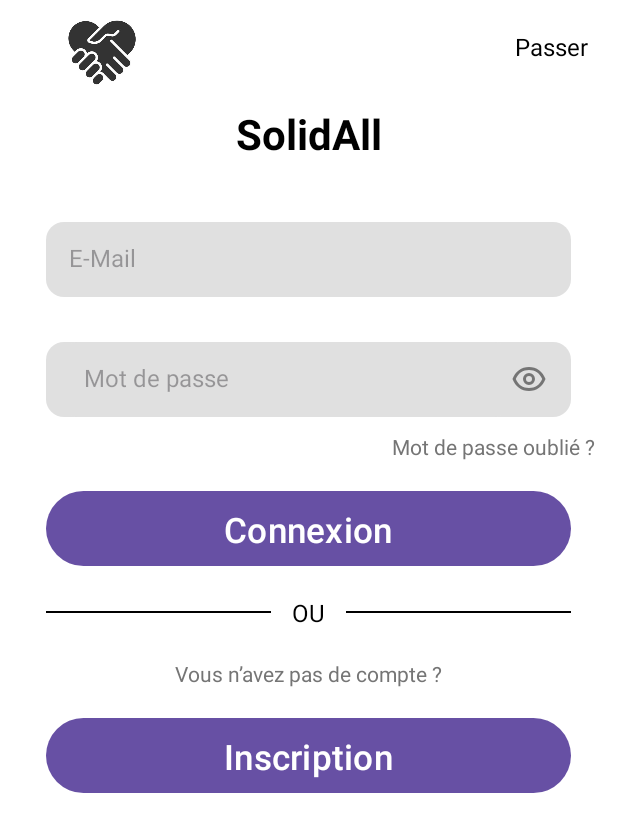
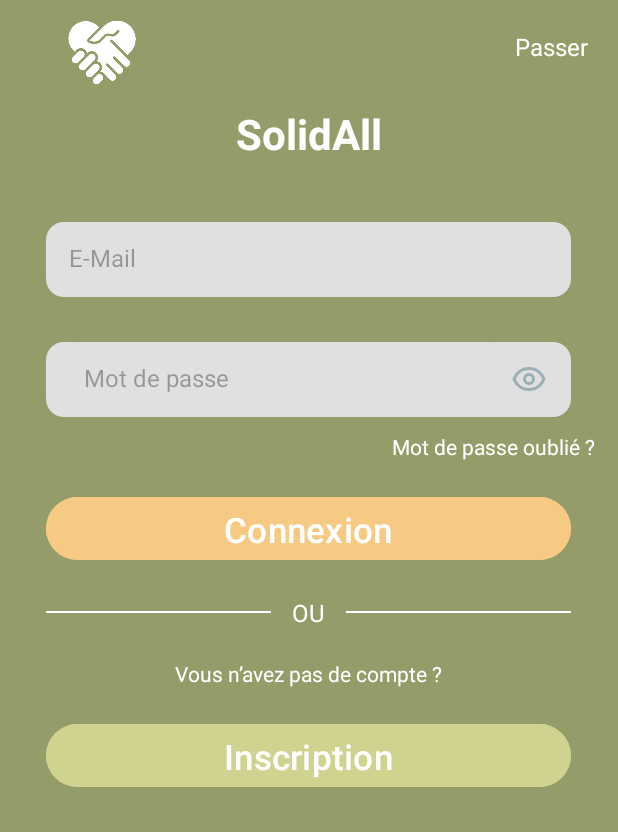
Before and after one commit to RyoKaST/SAEBUT2_S4, an Android app: the ConnexionActivity screen opened directly, with no data from a screen before it, on a phone screen of 412 x 824 dp. Shown: the top 832 px of the screen. Run offline under Robolectric (Android 15) with nearby library versions, the phone set to English and light mode, and no system bars.

Commit message:
Overall esthétique + optimisation en masse des strings maintenant stockés dans les valeurs. Logo maintenant transparent et 2 versions (noir et blanc)

```diff
--- a/app/build.gradle.kts
+++ b/app/build.gradle.kts
@@ -37,6 +37,7 @@ dependencies {
     implementation(libs.material)
     implementation(libs.activity)
     implementation(libs.constraintlayout)
+    implementation(libs.room.common)
     testImplementation(libs.junit)
     androidTestImplementation(libs.ext.junit)
     androidTestImplementation(libs.espresso.core)
--- a/app/src/main/res/layout/activity_acceuil.xml
+++ b/app/src/main/res/layout/activity_acceuil.xml
@@ -5,6 +5,7 @@
     android:id="@+id/main"
     android:layout_width="match_parent"
     android:layout_height="match_parent"
+    android:backgroundTint="@color/Vert3_palette"
     tools:context=".ui.AccueilActivity">
 
 </androidx.constraintlayout.widget.ConstraintLayout>
--- a/app/src/main/res/layout/activity_connexion.xml
+++ b/app/src/main/res/layout/activity_connexion.xml
@@ -7,7 +7,7 @@
     android:layout_height="match_parent"
     android:orientation="vertical"
     android:padding="20dp"
-    android:background="@color/white"
+    android:background="@color/Vert3_palette"
     tools:context=".ui.ConnexionActivity">
 
     <!-- Layout contenant le logo en haut à gauche et "Passer" en haut à droite -->
@@ -36,8 +36,8 @@
             android:id="@+id/pass_text"
             android:layout_width="wrap_content"
             android:layout_height="wrap_content"
-            android:text="Passer"
-            android:textColor="@color/black"
+            android:text="@string/passer"
+            android:textColor="@color/white"
             android:textSize="16sp"
             android:gravity="center"
             android:paddingTop="20dp"
@@ -54,7 +54,7 @@
         android:layout_width="match_parent"
         android:layout_height="wrap_content"
         android:text="@string/name_app"
-        android:textColor="@color/black"
+        android:textColor="@color/white"
         android:textSize="28sp"
         android:textStyle="bold"
         android:gravity="center"
@@ -66,7 +66,7 @@
         android:layout_width="350dp"
         android:layout_height="50dp"
         android:layout_gravity="center"
-        android:hint="E-Mail"
+        android:hint="@string/e_mail"
         android:background="@drawable/input_background"
         android:padding="15dp"
         android:paddingBottom="50dp"
@@ -92,7 +92,7 @@
             android:layout_width="300dp"
             android:layout_height="50dp"
             android:layout_gravity="center"
-            android:hint="Mot de passe "
+            android:hint="@string/mot_de_passe"
             android:background="@drawable/input_background"
             android:padding="15dp"
             android:paddingBottom="50dp"
@@ -103,7 +103,7 @@
             android:layout_width="24dp"
             android:layout_height="24dp"
             android:src="@drawable/ic_eye"
-            app:tint="@color/gray" />
+            app:tint="@color/Bleu_palette" />
     </LinearLayout>
 
     <TextView
@@ -111,7 +111,7 @@
         android:layout_width="wrap_content"
         android:layout_height="wrap_content"
         android:text="@string/mot_de_passe_oubli"
-        android:textColor="@color/gray"
+        android:textColor="@color/white"
         android:textSize="14sp"
         android:layout_marginTop="10dp"
         android:layout_marginEnd="15dp"
@@ -122,11 +122,11 @@
         android:id="@+id/btn_login"
         android:layout_width="350dp"
         android:layout_height="50dp"
-        android:text="Connexion"
+        android:text="@string/connexion"
         android:textSize="23sp"
         android:layout_gravity="center"
         android:textColor="@color/white"
-        android:background="@drawable/button_blue"
+        android:backgroundTint="@color/Orange_palette"
         android:layout_marginTop="20dp"/>
 
     <!-- Ligne de séparation -->
@@ -142,13 +142,13 @@
             android:layout_width="0dp"
             android:layout_height="1dp"
             android:layout_weight="1"
-            android:background="@color/black"/>
+            android:background="@color/white"/>
 
         <TextView
             android:layout_width="wrap_content"
             android:layout_height="wrap_content"
             android:text=" OU "
-            android:textColor="@color/black"
+            android:textColor="@color/white"
             android:textSize="16sp"
             android:layout_marginHorizontal="10dp"/>
 
@@ -156,7 +156,7 @@
             android:layout_width="0dp"
             android:layout_height="1dp"
             android:layout_weight="1"
-            android:background="@color/black"/>
+            android:background="@color/white"/>
     </LinearLayout>
 
     <!-- Texte et Bouton Inscription -->
@@ -165,8 +165,8 @@
         android:layout_width="wrap_content"
         android:layout_height="wrap_content"
         android:layout_gravity="center"
-        android:text="Vous n’avez pas de compte ?"
-        android:textColor="@color/gray"
+        android:text="@string/vous_n_avez_pas_de_compte"
+        android:textColor="@color/white"
         android:textSize="14sp"
         android:layout_marginTop="20dp"/>
 
@@ -174,11 +174,11 @@
         android:id="@+id/btn_register"
         android:layout_width="350dp"
         android:layout_height="50dp"
-        android:text="Inscription"
+        android:text="@string/inscription"
         android:layout_marginTop="20dp"
         android:textSize="23sp"
         android:layout_gravity="center"
         android:textColor="@color/white"
-        android:background="@drawable/button_blue"
+        android:backgroundTint="@color/Vert1_palette"
         />
 </LinearLayout>
--- a/app/src/main/res/values/strings.xml
+++ b/app/src/main/res/values/strings.xml
@@ -7,4 +7,22 @@
     <string name="mot_de_passe_oubli">Mot de passe oublié ?</string>
     <string name="name_app">SolidAll</string>
     <string name="connexion">Connexion</string>
+    <string name="solidall">SolidAll</string>
+    <string name="logo_de_solidall">Logo de SolidAll</string>
+    <string name="nom_association">Nom Association</string>
+    <string name="retour">Retour</string>
+    <string name="passer">Passer</string>
+    <string name="inscription">Inscription</string>
+    <string name="vous_avez_deja_un_compte">Vous avez deja un compte ?</string>
+    <string name="e_mail">E-Mail</string>
+    <string name="telephone">Telephone</string>
+    <string name="faire_un_don">Faire un don</string>
+    <string name="indiquez_votre_nom_de_famille">Indiquez votre nom de famille</string>
+    <string name="indiquez_votre_pr_nom">Indiquez votre prénom</string>
+    <string name="indiquez_votre_e_mail">Indiquez votre e-mail</string>
+    <string name="pr_nom">Prénom</string>
+    <string name="nom">Nom</string>
+    <string name="suivant">Suivant</string>
+    <string name="mot_de_passe">Mot de passe</string>
+    <string name="vous_n_avez_pas_de_compte">Vous n’avez pas de compte ?</string>
 </resources>
--- a/gradle/libs.versions.toml
+++ b/gradle/libs.versions.toml
@@ -8,6 +8,7 @@ material = "1.12.0"
 activity = "1.10.0"
 constraintlayout = "2.2.0"
 roomRuntime = "2.6.1"
+roomCommon = "2.6.1"
 
 [libraries]
 junit = { group = "junit", name = "junit", version.ref = "junit" }
@@ -19,6 +20,7 @@ activity = { group = "androidx.activity", name = "activity", version.ref = "acti
 constraintlayout = { group = "androidx.constraintlayout", name = "constraintlayout", version.ref = "constraintlayout" }
 room-compiler = { module = "androidx.room:room-compiler", version.ref = "roomRuntime" }
 room-runtime = { module = "androidx.room:room-runtime", version.ref = "roomRuntime" }
+room-common = { group = "androidx.room", name = "room-common", version.ref = "roomCommon" }
 
 [plugins]
 android-application = { id = "com.android.application", version.ref = "agp" }
```
Also changed, not shown: app/src/main/res/layout/activity_effectuer_don.xml (+18 -13 lines), app/src/main/res/layout/activity_inscription.xml (+18 -19 lines), app/src/main/res/layout/activity_recap_don.xml (+11 -8 lines), app/src/main/res/layout/activity_splash.xml (+7 -4 lines), app/src/main/res/drawable/logo_solidall.png, app/src/main/res/drawable/logo_solidall_black.png (added).
